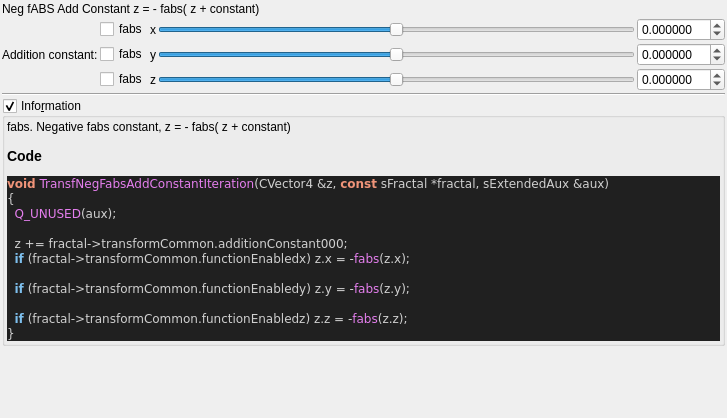
Old version of the form mandelbulber2/formula/ui/fractal_transf_neg_fabs_add_constant.ui in the repository buddhi1980/mandelbulber2.
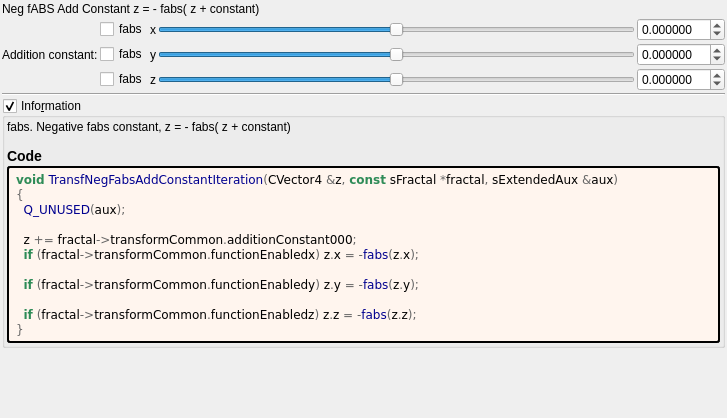
New version of the form. Custom widgets are drawn as their Qt base class.

```diff
--- a/mandelbulber2/formula/ui/fractal_transf_neg_fabs_add_constant.ui
+++ b/mandelbulber2/formula/ui/fractal_transf_neg_fabs_add_constant.ui
@@ -274,23 +274,38 @@
        <number>2</number>
       </property>
       <item>
-       <widget class="QLabel" name="label_code_content">
+	   <widget class="QLabel" name="label_information_general">
         <property name="text">
          <string notr="true">&lt;p&gt;fabs. Negative fabs constant,  z = - fabs( z + constant)&lt;/p&gt;&lt;table&gt;
 &lt;/table&gt;
-&lt;h3&gt;Code&lt;/h3&gt;
-&lt;body style=&quot;background-color:#202020&quot;&gt;
-&lt;pre style=&quot;color:#d0d0d0; background-color:#202020;  font-family:'Courier New',monospace;&quot;&gt;&lt;span style=&quot;color:#f09479; font-weight:bold&quot;&gt;void&lt;/span&gt; &lt;span style=&quot;color:#e47eed&quot;&gt;TransfNegFabsAddConstantIteration&lt;/span&gt;&lt;span style=&quot;color:#d0d0d0&quot;&gt;(&lt;/span&gt;CVector4 &lt;span style=&quot;color:#d0d0d0&quot;&gt;&amp;amp;&lt;/span&gt;z&lt;span style=&quot;color:#d0d0d0&quot;&gt;,&lt;/span&gt; &lt;span style=&quot;color:#f09479; font-weight:bold&quot;&gt;const&lt;/span&gt; sFractal &lt;span style=&quot;color:#d0d0d0&quot;&gt;*&lt;/span&gt;fractal&lt;span style=&quot;color:#d0d0d0&quot;&gt;,&lt;/span&gt; sExtendedAux &lt;span style=&quot;color:#d0d0d0&quot;&gt;&amp;amp;&lt;/span&gt;aux&lt;span style=&quot;color:#d0d0d0&quot;&gt;)&lt;/span&gt;
-&lt;span style=&quot;color:#d0d0d0&quot;&gt;{&lt;/span&gt;
-  &lt;span style=&quot;color:#e47eed&quot;&gt;Q_UNUSED&lt;/span&gt;&lt;span style=&quot;color:#d0d0d0&quot;&gt;(&lt;/span&gt;aux&lt;span style=&quot;color:#d0d0d0&quot;&gt;);&lt;/span&gt;
+&lt;h3&gt;Code&lt;/h3&gt;</string>
+		</property>
+		<property name="wordWrap">
+		 <bool>true</bool>
+		</property>
+		<property name="openExternalLinks">
+		 <bool>true</bool>
+		</property>
+		<property name="textInteractionFlags">
+		 <set>Qt::LinksAccessibleByMouse|Qt::TextSelectableByMouse</set>
+		</property>
+		</widget>
+	   </item>
+	   <item>
+	    <widget class="QLabel" name="label_code_content">
+		 <property name="text">
+		  <string notr="true">&lt;body style=&quot;background-color:#fff5ee&quot;&gt;
+&lt;pre style=&quot;color:#000000; background-color:#fff5ee;  font-family:'Courier New',monospace;&quot;&gt;&lt;span style=&quot;color:#2e8b57; font-weight:bold&quot;&gt;void&lt;/span&gt; &lt;span style=&quot;color:#00008f&quot;&gt;TransfNegFabsAddConstantIteration&lt;/span&gt;&lt;span style=&quot;color:#676767&quot;&gt;(&lt;/span&gt;CVector4 &lt;span style=&quot;color:#676767&quot;&gt;&amp;amp;&lt;/span&gt;z&lt;span style=&quot;color:#676767&quot;&gt;,&lt;/span&gt; &lt;span style=&quot;color:#2e8b57; font-weight:bold&quot;&gt;const&lt;/span&gt; sFractal &lt;span style=&quot;color:#676767&quot;&gt;*&lt;/span&gt;fractal&lt;span style=&quot;color:#676767&quot;&gt;,&lt;/span&gt; sExtendedAux &lt;span style=&quot;color:#676767&quot;&gt;&amp;amp;&lt;/span&gt;aux&lt;span style=&quot;color:#676767&quot;&gt;)&lt;/span&gt;
+&lt;span style=&quot;color:#676767&quot;&gt;{&lt;/span&gt;
+  &lt;span style=&quot;color:#00008f&quot;&gt;Q_UNUSED&lt;/span&gt;&lt;span style=&quot;color:#676767&quot;&gt;(&lt;/span&gt;aux&lt;span style=&quot;color:#676767&quot;&gt;);&lt;/span&gt;
 
-  z &lt;span style=&quot;color:#d0d0d0&quot;&gt;+=&lt;/span&gt; fractal&lt;span style=&quot;color:#d0d0d0&quot;&gt;-&amp;gt;&lt;/span&gt;transformCommon&lt;span style=&quot;color:#d0d0d0&quot;&gt;.&lt;/span&gt;additionConstant000&lt;span style=&quot;color:#d0d0d0&quot;&gt;;&lt;/span&gt;
-  &lt;span style=&quot;color:#7ec0ee; font-weight:bold&quot;&gt;if&lt;/span&gt; &lt;span style=&quot;color:#d0d0d0&quot;&gt;(&lt;/span&gt;fractal&lt;span style=&quot;color:#d0d0d0&quot;&gt;-&amp;gt;&lt;/span&gt;transformCommon&lt;span style=&quot;color:#d0d0d0&quot;&gt;.&lt;/span&gt;functionEnabledx&lt;span style=&quot;color:#d0d0d0&quot;&gt;)&lt;/span&gt; z&lt;span style=&quot;color:#d0d0d0&quot;&gt;.&lt;/span&gt;x &lt;span style=&quot;color:#d0d0d0&quot;&gt;= -&lt;/span&gt;&lt;span style=&quot;color:#e47eed&quot;&gt;fabs&lt;/span&gt;&lt;span style=&quot;color:#d0d0d0&quot;&gt;(&lt;/span&gt;z&lt;span style=&quot;color:#d0d0d0&quot;&gt;.&lt;/span&gt;x&lt;span style=&quot;color:#d0d0d0&quot;&gt;);&lt;/span&gt;
+  z &lt;span style=&quot;color:#676767&quot;&gt;+=&lt;/span&gt; fractal&lt;span style=&quot;color:#676767&quot;&gt;-&amp;gt;&lt;/span&gt;transformCommon&lt;span style=&quot;color:#676767&quot;&gt;.&lt;/span&gt;additionConstant000&lt;span style=&quot;color:#676767&quot;&gt;;&lt;/span&gt;
+  &lt;span style=&quot;color:#2e8b57; font-weight:bold&quot;&gt;if&lt;/span&gt; &lt;span style=&quot;color:#676767&quot;&gt;(&lt;/span&gt;fractal&lt;span style=&quot;color:#676767&quot;&gt;-&amp;gt;&lt;/span&gt;transformCommon&lt;span style=&quot;color:#676767&quot;&gt;.&lt;/span&gt;functionEnabledx&lt;span style=&quot;color:#676767&quot;&gt;)&lt;/span&gt; z&lt;span style=&quot;color:#676767&quot;&gt;.&lt;/span&gt;x &lt;span style=&quot;color:#676767&quot;&gt;= -&lt;/span&gt;&lt;span style=&quot;color:#00008f&quot;&gt;fabs&lt;/span&gt;&lt;span style=&quot;color:#676767&quot;&gt;(&lt;/span&gt;z&lt;span style=&quot;color:#676767&quot;&gt;.&lt;/span&gt;x&lt;span style=&quot;color:#676767&quot;&gt;);&lt;/span&gt;
 
-  &lt;span style=&quot;color:#7ec0ee; font-weight:bold&quot;&gt;if&lt;/span&gt; &lt;span style=&quot;color:#d0d0d0&quot;&gt;(&lt;/span&gt;fractal&lt;span style=&quot;color:#d0d0d0&quot;&gt;-&amp;gt;&lt;/span&gt;transformCommon&lt;span style=&quot;color:#d0d0d0&quot;&gt;.&lt;/span&gt;functionEnabledy&lt;span style=&quot;color:#d0d0d0&quot;&gt;)&lt;/span&gt; z&lt;span style=&quot;color:#d0d0d0&quot;&gt;.&lt;/span&gt;y &lt;span style=&quot;color:#d0d0d0&quot;&gt;= -&lt;/span&gt;&lt;span style=&quot;color:#e47eed&quot;&gt;fabs&lt;/span&gt;&lt;span style=&quot;color:#d0d0d0&quot;&gt;(&lt;/span&gt;z&lt;span style=&quot;color:#d0d0d0&quot;&gt;.&lt;/span&gt;y&lt;span style=&quot;color:#d0d0d0&quot;&gt;);&lt;/span&gt;
+  &lt;span style=&quot;color:#2e8b57; font-weight:bold&quot;&gt;if&lt;/span&gt; &lt;span style=&quot;color:#676767&quot;&gt;(&lt;/span&gt;fractal&lt;span style=&quot;color:#676767&quot;&gt;-&amp;gt;&lt;/span&gt;transformCommon&lt;span style=&quot;color:#676767&quot;&gt;.&lt;/span&gt;functionEnabledy&lt;span style=&quot;color:#676767&quot;&gt;)&lt;/span&gt; z&lt;span style=&quot;color:#676767&quot;&gt;.&lt;/span&gt;y &lt;span style=&quot;color:#676767&quot;&gt;= -&lt;/span&gt;&lt;span style=&quot;color:#00008f&quot;&gt;fabs&lt;/span&gt;&lt;span style=&quot;color:#676767&quot;&gt;(&lt;/span&gt;z&lt;span style=&quot;color:#676767&quot;&gt;.&lt;/span&gt;y&lt;span style=&quot;color:#676767&quot;&gt;);&lt;/span&gt;
 
-  &lt;span style=&quot;color:#7ec0ee; font-weight:bold&quot;&gt;if&lt;/span&gt; &lt;span style=&quot;color:#d0d0d0&quot;&gt;(&lt;/span&gt;fractal&lt;span style=&quot;color:#d0d0d0&quot;&gt;-&amp;gt;&lt;/span&gt;transformCommon&lt;span style=&quot;color:#d0d0d0&quot;&gt;.&lt;/span&gt;functionEnabledz&lt;span style=&quot;color:#d0d0d0&quot;&gt;)&lt;/span&gt; z&lt;span style=&quot;color:#d0d0d0&quot;&gt;.&lt;/span&gt;z &lt;span style=&quot;color:#d0d0d0&quot;&gt;= -&lt;/span&gt;&lt;span style=&quot;color:#e47eed&quot;&gt;fabs&lt;/span&gt;&lt;span style=&quot;color:#d0d0d0&quot;&gt;(&lt;/span&gt;z&lt;span style=&quot;color:#d0d0d0&quot;&gt;.&lt;/span&gt;z&lt;span style=&quot;color:#d0d0d0&quot;&gt;);&lt;/span&gt;
-&lt;span style=&quot;color:#d0d0d0&quot;&gt;}&lt;/span&gt;
+  &lt;span style=&quot;color:#2e8b57; font-weight:bold&quot;&gt;if&lt;/span&gt; &lt;span style=&quot;color:#676767&quot;&gt;(&lt;/span&gt;fractal&lt;span style=&quot;color:#676767&quot;&gt;-&amp;gt;&lt;/span&gt;transformCommon&lt;span style=&quot;color:#676767&quot;&gt;.&lt;/span&gt;functionEnabledz&lt;span style=&quot;color:#676767&quot;&gt;)&lt;/span&gt; z&lt;span style=&quot;color:#676767&quot;&gt;.&lt;/span&gt;z &lt;span style=&quot;color:#676767&quot;&gt;= -&lt;/span&gt;&lt;span style=&quot;color:#00008f&quot;&gt;fabs&lt;/span&gt;&lt;span style=&quot;color:#676767&quot;&gt;(&lt;/span&gt;z&lt;span style=&quot;color:#676767&quot;&gt;.&lt;/span&gt;z&lt;span style=&quot;color:#676767&quot;&gt;);&lt;/span&gt;
+&lt;span style=&quot;color:#676767&quot;&gt;}&lt;/span&gt;
 &lt;/pre&gt;
 &lt;/body&gt;</string>
         </property>
@@ -303,6 +318,9 @@
         <property name="textInteractionFlags">
          <set>Qt::LinksAccessibleByMouse|Qt::TextSelectableByMouse</set>
         </property>
+		 <property name="styleSheet">
+		  <string notr="true">border-style: outset; border-width: 2px; border-radius: 3px; border-color: black; background-color: #fff5ee; padding: 4px;</string>
+		  </property>
        </widget>
       </item>
      </layout>
```
Lines whose indentation alone changed are shown as unchanged.
